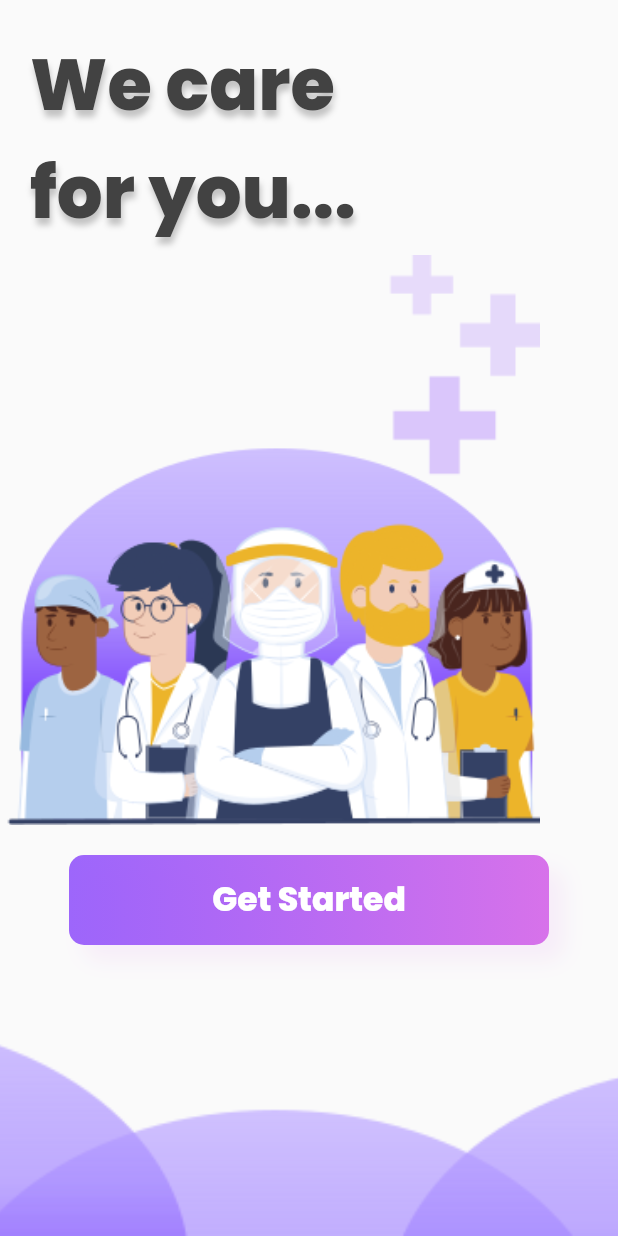
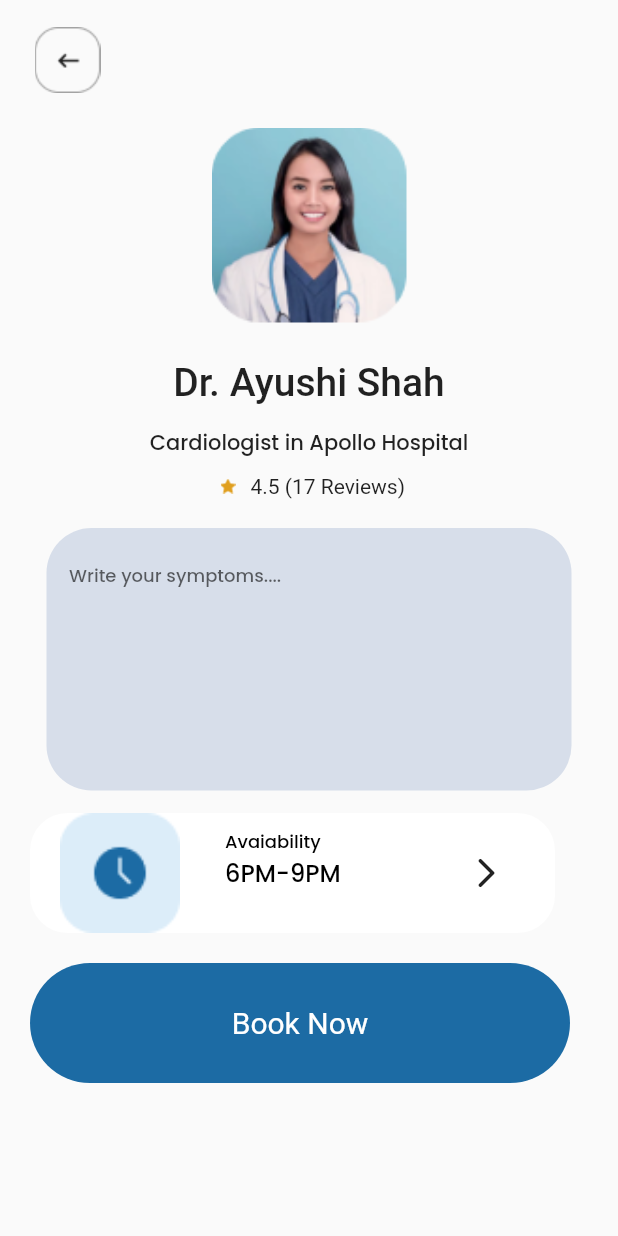
Before and after one commit to ayushshah31/BitNBuild, a Flutter app: the screen it shows after launch, on a phone screen of 412 x 824 dp. Run offline on Flutter 3.47's test engine with Material 2 defaults, Android fonts, the phone set to English and light mode, and no system bars; our stand-ins replace firebase_auth, firebase_core, firebase_database, flutter_datetime_picker, get, google_nav_bar and 1 more; missing offline and left inert: dart:ffi; accounts and stored records are empty; Roboto replaces fonts that are missing (Poppins,).

```diff
--- a/lib/main.dart
+++ b/lib/main.dart
@@ -1,11 +1,13 @@
 import 'package:flutter/material.dart';
 import 'package:get/get.dart';
+import 'package:health_app/pages/doctor_search_user.dart';
 import 'package:health_app/pages/doctor_user.dart';
 // ignore: unused_import
 import 'package:health_app/pages/login_page.dart';
 import 'package:health_app/pages/schedule.dart';
 
 // ignore: unused_import
+import 'pages/appoinment_user.dart';
 import 'pages/get_started.dart';
 // ignore: unused_import
 import 'pages/home_page.dart';
@@ -33,6 +35,6 @@ class MyApp extends StatelessWidget {
             theme: ThemeData(
               primarySwatch: Colors.blue,
             ),
-            home: GetStarted())));
+            home: AppointmentUser())));
   }
 }
--- /dev/null
+++ b/lib/pages/appoinment_user.dart
@@ -0,0 +1,205 @@
+import 'package:flutter/material.dart';
+
+class AppointmentUser extends StatefulWidget {
+  const AppointmentUser({Key? key}) : super(key: key);
+
+  @override
+  State<AppointmentUser> createState() => _AppointmentUserState();
+}
+
+class _AppointmentUserState extends State<AppointmentUser> {
+  @override
+  Widget build(BuildContext context) {
+    return SafeArea(
+      child: Scaffold(
+        body: SingleChildScrollView(
+          child: Padding(
+            padding: const EdgeInsets.only(top: 15.0),
+            child: Column(
+              children: [
+                Padding(
+                  padding: const EdgeInsets.only(left: 20.0),
+                  child: Row(
+                    children: [
+                      ImageIcon(
+                        AssetImage('lib/images/abc1.png'),
+                        size: 50,
+                      )
+                    ],
+                  ),
+                ),
+                SizedBox(
+                  height: 20,
+                ),
+                Container(
+                  height: 130,
+                  width: 130,
+                  decoration: BoxDecoration(
+                      borderRadius: BorderRadius.circular(20),
+                      image: DecorationImage(
+                          fit: BoxFit.contain,
+                          image: AssetImage('lib/images/doc22.png'))),
+                ),
+                SizedBox(
+                  height: 25,
+                ),
+                Text(
+                  'Dr. Ayushi Shah',
+                  style: TextStyle(
+                      fontFamily: 'Poppins,',
+                      fontSize: 26,
+                      fontWeight: FontWeight.w500),
+                ),
+                SizedBox(
+                  height: 15,
+                ),
+                Text(
+                  'Cardiologist in Apollo Hospital',
+                  style: TextStyle(
+                    fontSize: 14,
+                    fontFamily: 'Poppins',
+                  ),
+                ),
+                SizedBox(
+                  height: 10,
+                ),
+                Row(
+                  mainAxisAlignment: MainAxisAlignment.center,
+                  children: [
+                    Container(
+                        height: 10,
+                        width: 20,
+                        decoration: BoxDecoration(
+                            image: DecorationImage(
+                                image: AssetImage('lib/images/Star.png')))),
+                    SizedBox(
+                      width: 5,
+                    ),
+                    Text(
+                      '4.5 (17 Reviews)',
+                      style: TextStyle(fontSize: 14),
+                    )
+                  ],
+                ),
+                SizedBox(
+                  height: 20,
+                ),
+                Container(
+                  padding: EdgeInsets.only(left: 15, top: 7),
+                  height: 175,
+                  width: 350,
+                  decoration: BoxDecoration(
+                      color: Color(0xFFD7DEEA),
+                      borderRadius: BorderRadius.circular(30)),
+                  child: TextField(
+                    decoration: InputDecoration(
+                        hintText: 'Write your symptoms....',
+                        border: InputBorder.none,
+                        hintStyle:
+                            TextStyle(fontSize: 12, fontFamily: 'Poppins')),
+                  ),
+                ),
+                SizedBox(
+                  height: 15,
+                ),
+                Padding(
+                  padding: const EdgeInsets.only(left: 20.0),
+                  child: Row(
+                    crossAxisAlignment: CrossAxisAlignment.start,
+                    children: [
+                      Container(
+                        width: 350,
+                        height: 80,
+                        decoration: BoxDecoration(
+                          borderRadius: BorderRadius.circular(25),
+                          color: Color(0xFFFFFFFF),
+                        ),
+                        child: Row(
+                          children: [
+                            Padding(
+                              padding: const EdgeInsets.only(left: .0),
+                              child: Container(
+                                width: 120,
+                                height: 120,
+                                decoration: BoxDecoration(
+                                    image: DecorationImage(
+                                        image:
+                                            AssetImage('lib/images/time.png'),
+                                        fit: BoxFit.fitHeight),
+                                    borderRadius: BorderRadius.circular(30)),
+                              ),
+                            ),
+                            SizedBox(
+                              width: 10,
+                            ),
+                            Padding(
+                              padding: const EdgeInsets.only(
+                                top: 10,
+                              ),
+                              child: Column(
+                                crossAxisAlignment: CrossAxisAlignment.start,
+                                children: [
+                                  Text(
+                                    'Avaiability',
+                                    style: TextStyle(
+                                        color: Colors.black,
+                                        fontSize: 12,
+                                        fontFamily: 'Poppins',
+                                        fontWeight: FontWeight.w500),
+                                  ),
+                                  SizedBox(
+                                    height: 0,
+                                  ),
+                                  Text('6PM-9PM',
+                                      style: TextStyle(
+                                          color: Colors.black,
+                                          fontSize: 16,
+                                          fontFamily: 'Poppins',
+                                          fontWeight: FontWeight.w100)),
+                                  SizedBox(
+                                    height: 10,
+                                  ),
+                                ],
+                              ),
+                            ),
+                            SizedBox(
+                              width: 85,
+                            ),
+                            Icon(Icons.arrow_forward_ios_rounded)
+                          ],
+                        ),
+                      ),
+                    ],
+                  ),
+                ),
+                SizedBox(
+                  height: 20,
+                ),
+                Padding(
+                    padding: const EdgeInsets.only(left: 20.0),
+                    child: Row(
+                        crossAxisAlignment: CrossAxisAlignment.start,
+                        children: [
+                          Container(
+                            width: 360,
+                            height: 80,
+                            decoration: BoxDecoration(
+                              borderRadius: BorderRadius.circular(40),
+                              color: Color(0xFF1C6BA4),
+                            ),
+                            child: Center(
+                                child: Text(
+                              'Book Now',
+                              style:
+                                  TextStyle(color: Colors.white, fontSize: 20),
+                            )),
+                          )
+                        ])),
+              ],
+            ),
+          ),
+        ),
+      ),
+    );
+  }
+}
```
Also changed, not shown: lib/pages/doctor_search_user.dart (added, +403 -0 lines), lib/images/abc.png (added), lib/images/abc1.png (added), lib/images/doc22.png (added), lib/images/time.png (added), pubspec.lock.
